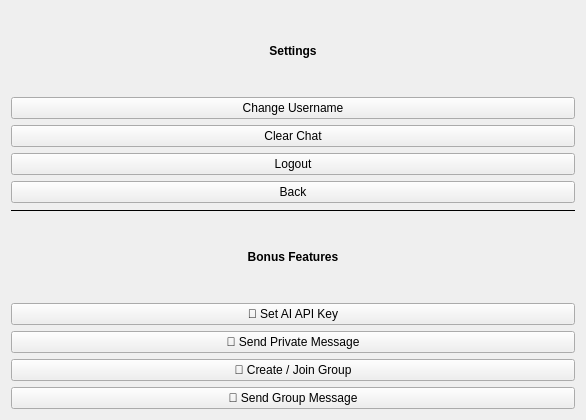
Old version of the form settings.ui in the repository hanaemadeldin-cell/CS2-lab-project-repository-.
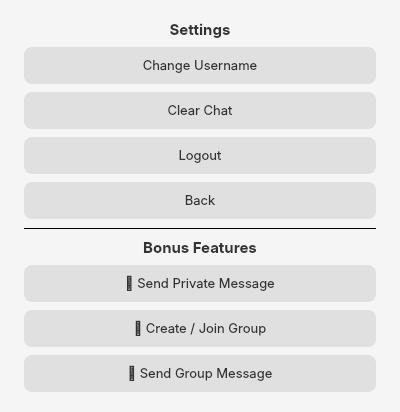
New version of the form.

Commit message: Add bonus features: SQLite database, private chat, group chat, online users screen

What changed in the file:
```diff
--- a/settings.ui
+++ b/settings.ui
@@ -3,19 +3,24 @@
  <class>Settings</class>
  <widget class="QWidget" name="Settings">
   <property name="geometry">
-   <rect><x>0</x><y>0</y><width>586</width><height>420</height></rect>
+   <rect><x>0</x><y>0</y><width>400</width><height>380</height></rect>
   </property>
   <property name="windowTitle"><string>Settings</string></property>
-  <layout class="QVBoxLayout" name="verticalLayout">
-
+  <property name="styleSheet">
+   <string>QWidget { background: #f5f5f5; font-family: -apple-system; font-size: 13px; } QPushButton { background: #e0e0e0; color: #333; border: none; border-radius: 8px; padding: 10px; font-size: 13px; } QPushButton:hover { background: #ccc; } QLabel { font-size: 15px; font-weight: bold; color: #333; }</string>
+  </property>
+  <layout class="QVBoxLayout">
+   <property name="spacing"><number>8</number></property>
+   <property name="leftMargin"><number>24</number></property>
+   <property name="rightMargin"><number>24</number></property>
+   <property name="topMargin"><number>20</number></property>
+   <property name="bottomMargin"><number>20</number></property>
    <item>
     <widget class="QLabel">
-     <property name="text"><string>&lt;b&gt;Settings&lt;/b&gt;</string></property>
+     <property name="text"><string>Settings</string></property>
      <property name="alignment"><set>Qt::AlignCenter</set></property>
     </widget>
    </item>
-
-   <!-- Original buttons -->
    <item>
     <widget class="QPushButton" name="ChangeUserpushButton">
      <property name="text"><string>Change Username</string></property>
@@ -36,25 +41,17 @@
      <property name="text"><string>Back</string></property>
     </widget>
    </item>
-
    <item>
     <widget class="QFrame">
      <property name="frameShape"><enum>QFrame::HLine</enum></property>
     </widget>
    </item>
-
-   <!-- BONUS buttons -->
    <item>
     <widget class="QLabel">
-     <property name="text"><string>&lt;b&gt;Bonus Features&lt;/b&gt;</string></property>
+     <property name="text"><string>Bonus Features</string></property>
      <property name="alignment"><set>Qt::AlignCenter</set></property>
     </widget>
    </item>
-   <item>
-    <widget class="QPushButton" name="saveAIKeypushButton">
-     <property name="text"><string>🤖 Set AI API Key</string></property>
-    </widget>
-   </item>
    <item>
     <widget class="QPushButton" name="privateMsgpushButton">
      <property name="text"><string>💬 Send Private Message</string></property>
@@ -70,7 +67,6 @@
      <property name="text"><string>📢 Send Group Message</string></property>
     </widget>
    </item>
-
   </layout>
  </widget>
  <resources/>
```
The commit also changes 5 other files.
